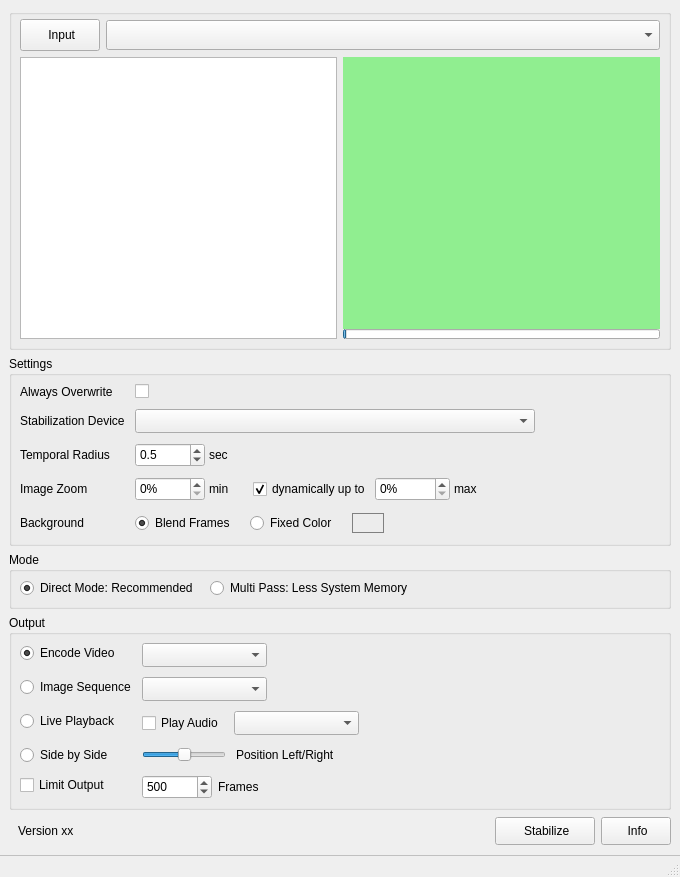
Above: cuvistaGui/cuvistaGui.ui from RainerMtb/cuvista before the change. Below: the same form after it.
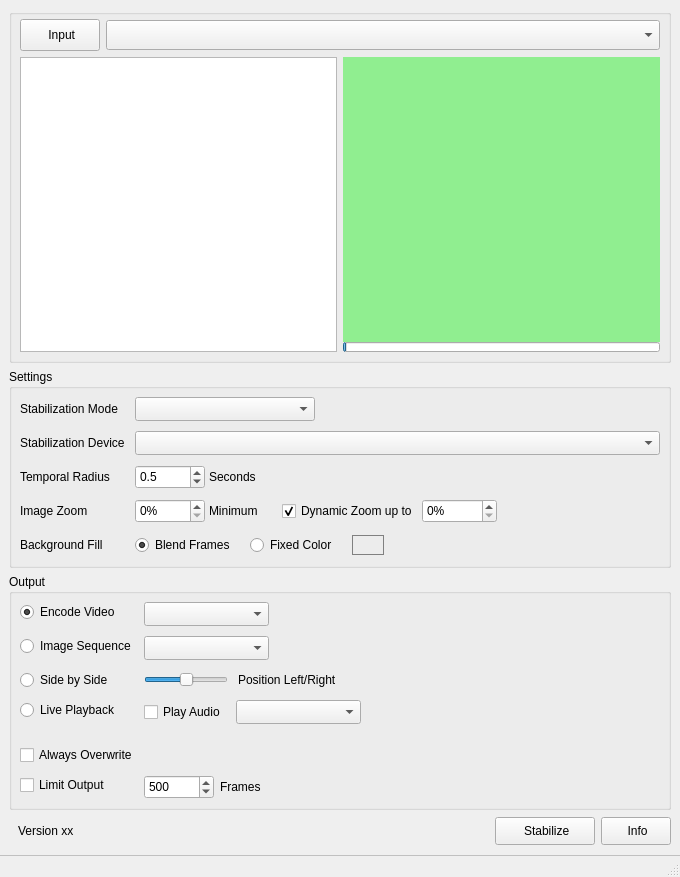
That is the form after the change. Icons and pictures are not drawn. Custom widgets are drawn as their Qt base class.

The edit to the form file:
```diff
--- a/cuvistaGui/cuvistaGui.ui
+++ b/cuvistaGui/cuvistaGui.ui
@@ -246,38 +246,6 @@
        <property name="bottomMargin">
         <number>8</number>
        </property>
-       <item row="0" column="0">
-        <widget class="QLabel" name="label_4">
-         <property name="sizePolicy">
-          <sizepolicy hsizetype="Preferred" vsizetype="Preferred">
-           <horstretch>0</horstretch>
-           <verstretch>0</verstretch>
-          </sizepolicy>
-         </property>
-         <property name="text">
-          <string>Always Overwrite</string>
-         </property>
-         <property name="alignment">
-          <set>Qt::AlignmentFlag::AlignLeading|Qt::AlignmentFlag::AlignLeft|Qt::AlignmentFlag::AlignVCenter</set>
-         </property>
-        </widget>
-       </item>
-       <item row="0" column="1">
-        <widget class="QCheckBox" name="chkOverwrite">
-         <property name="minimumSize">
-          <size>
-           <width>20</width>
-           <height>0</height>
-          </size>
-         </property>
-         <property name="toolTip">
-          <string>assume permission to overwrite output file</string>
-         </property>
-         <property name="text">
-          <string/>
-         </property>
-        </widget>
-       </item>
        <item row="1" column="0">
         <widget class="QLabel" name="label">
          <property name="sizePolicy">
@@ -301,13 +269,13 @@
          </property>
          <property name="minimumSize">
           <size>
-           <width>0</width>
+           <width>150</width>
            <height>24</height>
           </size>
          </property>
          <property name="maximumSize">
           <size>
-           <width>400</width>
+           <width>16777215</width>
            <height>16777215</height>
           </size>
          </property>
@@ -329,6 +297,133 @@
          </property>
         </widget>
        </item>
+       <item row="4" column="1">
+        <layout class="QHBoxLayout" name="layRadius">
+         <property name="spacing">
+          <number>4</number>
+         </property>
+         <item>
+          <widget class="QDoubleSpinBox" name="spinRadius">
+           <property name="minimumSize">
+            <size>
+             <width>70</width>
+             <height>24</height>
+            </size>
+           </property>
+           <property name="toolTip">
+            <string>&lt;html&gt;&lt;head/&gt;&lt;body&gt;&lt;p&gt;how much of the video before and after a frame is used to average motions&lt;/p&gt;&lt;p&gt;use higher value for smoother result&lt;/p&gt;&lt;/body&gt;&lt;/html&gt;</string>
+           </property>
+           <property name="decimals">
+            <number>1</number>
+           </property>
+           <property name="singleStep">
+            <double>0.100000000000000</double>
+           </property>
+           <property name="value">
+            <double>0.500000000000000</double>
+           </property>
+          </widget>
+         </item>
+         <item>
+          <widget class="QLabel" name="label_7">
+           <property name="text">
+            <string>Seconds</string>
+           </property>
+          </widget>
+         </item>
+        </layout>
+       </item>
+       <item row="7" column="0">
+        <widget class="QLabel" name="label_6">
+         <property name="sizePolicy">
+          <sizepolicy hsizetype="Preferred" vsizetype="Preferred">
+           <horstretch>0</horstretch>
+           <verstretch>0</verstretch>
+          </sizepolicy>
+         </property>
+         <property name="text">
+          <string>Image Zoom</string>
+         </property>
+        </widget>
+       </item>
+       <item row="7" column="1">
+        <layout class="QHBoxLayout" name="layZoom">
+         <property name="spacing">
+          <number>4</number>
+         </property>
+         <item>
+          <widget class="QSpinBox" name="spinZoomMin">
+           <property name="minimumSize">
+            <size>
+             <width>70</width>
+             <height>24</height>
+            </size>
+           </property>
+           <property name="toolTip">
+            <string>&lt;html&gt;&lt;head/&gt;&lt;body&gt;&lt;p&gt;Min zoom to be applied to stabilized video&lt;/p&gt;&lt;/body&gt;&lt;/html&gt;</string>
+           </property>
+           <property name="suffix">
+            <string>%</string>
+           </property>
+           <property name="value">
+            <number>0</number>
+           </property>
+          </widget>
+         </item>
+         <item>
+          <widget class="QLabel" name="label_2">
+           <property name="text">
+            <string>Minimum</string>
+           </property>
+          </widget>
+         </item>
+         <item>
+          <spacer name="horizontalSpacer_1">
+           <property name="orientation">
+            <enum>Qt::Orientation::Horizontal</enum>
+           </property>
+           <property name="sizeType">
+            <enum>QSizePolicy::Policy::Fixed</enum>
+           </property>
+           <property name="sizeHint" stdset="0">
+            <size>
+             <width>20</width>
+             <height>20</height>
+            </size>
+           </property>
+          </spacer>
+         </item>
+         <item>
+          <widget class="QCheckBox" name="chkDynamicZoom">
+           <property name="text">
+            <string>Dynamic Zoom up to</string>
+           </property>
+           <property name="checked">
+            <bool>true</bool>
+           </property>
+          </widget>
+         </item>
+         <item>
+          <widget class="QSpinBox" name="spinZoomMax">
+           <property name="minimumSize">
+            <size>
+             <width>75</width>
+             <height>24</height>
+            </size>
+           </property>
+           <property name="toolTip">
+            <string>&lt;html&gt;&lt;head/&gt;&lt;body&gt;&lt;p&gt;Max zoom to be applied to stabilized video&lt;/p&gt;&lt;/body&gt;&lt;/html&gt;</string>
+           </property>
+           <property name="suffix">
+            <string>%</string>
+           </property>
+           <property name="value">
+            <number>0</number>
+           </property>
+          </widget>
+         </item>
+        </layout>
+       </item>
        <item row="9" column="0">
         <widget class="QLabel" name="label_8">
          <property name="sizePolicy">
@@ -338,7 +433,7 @@
           </sizepolicy>
          </property>
          <property name="text">
-          <string>Background</string>
+          <string>Background Fill</string>
          </property>
         </widget>
        </item>
@@ -417,193 +512,22 @@
          </item>
         </layout>
        </item>
-       <item row="7" column="1">
-        <layout class="QHBoxLayout" name="layZoom">
-         <property name="spacing">
-          <number>4</number>
-         </property>
-         <item>
-          <widget class="QSpinBox" name="spinZoomMin">
-           <property name="minimumSize">
-            <size>
-             <width>70</width>
-             <height>24</height>
-            </size>
-           </property>
-           <property name="toolTip">
-            <string>&lt;html&gt;&lt;head/&gt;&lt;body&gt;&lt;p&gt;Min zoom to be applied to stabilized video&lt;/p&gt;&lt;/body&gt;&lt;/html&gt;</string>
-           </property>
-           <property name="suffix">
-            <string>%</string>
-           </property>
-           <property name="value">
-            <number>0</number>
-           </property>
-          </widget>
-         </item>
-         <item>
-          <widget class="QLabel" name="label_2">
-           <property name="text">
-            <string>min</string>
-           </property>
-          </widget>
-         </item>
-         <item>
-          <spacer name="horizontalSpacer_1">
-           <property name="orientation">
-            <enum>Qt::Orientation::Horizontal</enum>
-           </property>
-           <property name="sizeType">
-            <enum>QSizePolicy::Policy::Fixed</enum>
-           </property>
-           <property name="sizeHint" stdset="0">
-            <size>
-             <width>20</width>
-             <height>20</height>
-            </size>
-           </property>
-          </spacer>
-         </item>
-         <item>
-          <widget class="QCheckBox" name="chkDynamicZoom">
-           <property name="text">
-            <string>dynamically up to</string>
-           </property>
-           <property name="checked">
-            <bool>true</bool>
-           </property>
-          </widget>
-         </item>
-         <item>
-          <widget class="QSpinBox" name="spinZoomMax">
-           <property name="minimumSize">
-            <size>
-             <width>75</width>
-             <height>24</height>
-            </size>
-           </property>
-           <property name="toolTip">
-            <string>&lt;html&gt;&lt;head/&gt;&lt;body&gt;&lt;p&gt;Max zoom to be applied to stabilized video&lt;/p&gt;&lt;/body&gt;&lt;/html&gt;</string>
-           </property>
-           <property name="suffix">
-            <string>%</string>
-           </property>
-           <property name="value">
-            <number>0</number>
-           </property>
-          </widget>
-         </item>
-         <item>
-          <widget class="QLabel" name="label_3">
-           <property name="text">
-            <string>max</string>
-           </property>
-          </widget>
-         </item>
-        </layout>
-       </item>
-       <item row="7" column="0">
-        <widget class="QLabel" name="label_6">
-         <property name="sizePolicy">
-          <sizepolicy hsizetype="Preferred" vsizetype="Preferred">
-           <horstretch>0</horstretch>
-           <verstretch>0</verstretch>
-          </sizepolicy>
-         </property>
+       <item row="0" column="0">
+        <widget class="QLabel" name="label_3">
          <property name="text">
-          <string>Image Zoom</string>
+          <string>Stabilization Mode</string>
          </property>
         </widget>
        </item>
-       <item row="4" column="1">
-        <layout class="QHBoxLayout" name="layRadius">
-         <property name="spacing">
-          <number>4</number>
-         </property>
-         <item>
-          <widget class="QDoubleSpinBox" name="spinRadius">
-           <property name="minimumSize">
-            <size>
-             <width>70</width>
-             <height>24</height>
-            </size>
-           </property>
-           <property name="toolTip">
-            <string>&lt;html&gt;&lt;head/&gt;&lt;body&gt;&lt;p&gt;how much of the video before and after a frame is used to average motions&lt;/p&gt;&lt;p&gt;use higher value for smoother result&lt;/p&gt;&lt;/body&gt;&lt;/html&gt;</string>
-           </property>
-           <property name="decimals">
-            <number>1</number>
-           </property>
-           <property name="singleStep">
-            <double>0.100000000000000</double>
-           </property>
-           <property name="value">
-            <double>0.500000000000000</double>
-           </property>
-          </widget>
-         </item>
-         <item>
-          <widget class="QLabel" name="label_7">
-           <property name="text">
-            <string>sec</string>
-           </property>
-          </widget>
-         </item>
-        </layout>
-       </item>
-      </layout>
-     </widget>
-    </item>
-    <item>
-     <widget class="QGroupBox" name="grpMode">
-      <property name="title">
-       <string>Mode</string>
-      </property>
-      <layout class="QHBoxLayout" name="horizontalLayout_3">
-       <property name="spacing">
-        <number>12</number>
-       </property>
-       <property name="leftMargin">
-        <number>8</number>
-       </property>
-       <property name="topMargin">
-        <number>6</number>
-       </property>
-       <property name="rightMargin">
-        <number>8</number>
-       </property>
-       <property name="bottomMargin">
-        <number>8</number>
-       </property>
-       <item>
-        <widget class="QRadioButton" name="chkModeCombined">
-         <property name="text">
-          <string>Direct Mode: Recommended</string>
-         </property>
-         <property name="checked">
-          <bool>true</bool>
-         </property>
-        </widget>
-       </item>
-       <item>
-        <widget class="QRadioButton" name="chkModeConsecutive">
-         <property name="text">
-          <string>Multi Pass: Less System Memory</string>
-         </property>
-        </widget>
-       </item>
-       <item>
-        <spacer name="horizontalSpacer">
-         <property name="orientation">
-          <enum>Qt::Orientation::Horizontal</enum>
-         </property>
-         <property name="sizeHint" stdset="0">
+       <item row="0" column="1">
+        <widget class="QComboBox" name="comboMode">
+         <property name="minimumSize">
           <size>
-           <width>40</width>
-           <height>20</height>
+           <width>180</width>
+           <height>24</height>
           </size>
          </property>
-        </spacer>
+        </widget>
        </item>
       </layout>
      </widget>
@@ -740,6 +664,80 @@
         </layout>
        </item>
        <item row="6" column="0">
+        <widget class="QRadioButton" name="chkStack">
+         <property name="toolTip">
+          <string>stack input and output video horizontally for comparison</string>
+         </property>
+         <property name="text">
+          <string>Side by Side</string>
+         </property>
+         <attribute name="buttonGroup">
+          <string notr="true">buttonGroupOutput</string>
+         </attribute>
+        </widget>
+       </item>
+       <item row="6" column="1">
+        <layout class="QHBoxLayout" name="hbox2">
+         <property name="spacing">
+          <number>10</number>
+         </property>
+         <item>
+          <widget class="DoubleClickSlider" name="slideStack">
+           <property name="sizePolicy">
+            <sizepolicy hsizetype="Preferred" vsizetype="Fixed">
+             <horstretch>0</horstretch>
+             <verstretch>0</verstretch>
+            </sizepolicy>
+           </property>
+           <property name="minimumSize">
+            <size>
+             <width>80</width>
+             <height>0</height>
+            </size>
+           </property>
+           <property name="maximumSize">
+            <size>
+             <width>16777215</width>
+             <height>16777215</height>
+            </size>
+           </property>
+           <property name="toolTip">
+            <string>&lt;html&gt;&lt;head/&gt;&lt;body&gt;&lt;p&gt;indicates what section of input and output is used for stacking&lt;/p&gt;&lt;p&gt;left ... middle ... rightmost part of video&lt;/p&gt;&lt;/body&gt;&lt;/html&gt;</string>
+           </property>
+           <property name="minimum">
+            <number>-100</number>
+           </property>
+           <property name="maximum">
+            <number>100</number>
+           </property>
+           <property name="orientation">
+            <enum>Qt::Orientation::Horizontal</enum>
+           </property>
+          </widget>
+         </item>
+         <item>
+          <widget class="QLabel" name="lblStack">
+           <property name="text">
+            <string>Position Left/Right</string>
+           </property>
+          </widget>
+         </item>
+         <item>
+          <spacer name="horizontalSpacer_3">
+           <property name="orientation">
+            <enum>Qt::Orientation::Horizontal</enum>
+           </property>
+           <property name="sizeHint" stdset="0">
+            <size>
+             <width>40</width>
+             <height>20</height>
+            </size>
+           </property>
+          </spacer>
+         </item>
+        </layout>
+       </item>
+       <item row="7" column="0">
         <widget class="QRadioButton" name="chkPlayer">
          <property name="toolTip">
           <string>directly play stabilized video</string>
@@ -752,7 +750,57 @@
          </attribute>
         </widget>
        </item>
+       <item row="7" column="1">
+        <layout class="QHBoxLayout" name="horizontalLayout">
+         <property name="spacing">
+          <number>10</number>
+         </property>
+         <item>
+          <widget class="QCheckBox" name="chkPlayAudio">
+           <property name="text">
+            <string>Play Audio</string>
+           </property>
+          </widget>
+         </item>
+         <item>
+          <widget class="QComboBox" name="comboAudioTrack">
+           <property name="minimumSize">
+            <size>
+             <width>125</width>
+             <height>24</height>
+            </size>
+           </property>
+          </widget>
+         </item>
+         <item>
+          <spacer name="horizontalSpacer_5">
+           <property name="orientation">
+            <enum>Qt::Orientation::Horizontal</enum>
+           </property>
+           <property name="sizeHint" stdset="0">
+            <size>
+             <width>40</width>
+             <height>20</height>
+            </size>
+           </property>
+          </spacer>
+         </item>
+        </layout>
+       </item>
        <item row="8" column="0">
+        <spacer name="verticalSpacer">
+         <property name="orientation">
+          <enum>Qt::Orientation::Vertical</enum>
+         </property>
+         <property name="sizeHint" stdset="0">
+          <size>
+           <width>20</width>
+           <height>1</height>
+          </size>
+         </property>
+        </spacer>
+       </item>
+       <item row="10" column="0">
         <widget class="QCheckBox" name="chkFrameLimit">
          <property name="toolTip">
           <string>stop output when reaching given frame count</string>
@@ -762,7 +810,7 @@
          </property>
         </widget>
        </item>
-       <item row="8" column="1">
+       <item row="10" column="1">
         <layout class="QHBoxLayout" name="layLimit">
          <property name="spacing">
           <number>6</number>
@@ -820,117 +868,25 @@
          </item>
         </layout>
        </item>
-       <item row="6" column="1">
-        <layout class="QHBoxLayout" name="horizontalLayout">
-         <property name="spacing">
-          <number>10</number>
+       <item row="9" column="0">
+        <widget class="QCheckBox" name="chkOverwrite">
+         <property name="minimumSize">
+          <size>
+           <width>20</width>
+           <height>0</height>
+          </size>
          </property>
-         <item>
-          <widget class="QCheckBox" name="chkPlayAudio">
-           <property name="text">
-            <string>Play Audio</string>
-           </property>
-          </widget>
-         </item>
-         <item>
-          <widget class="QComboBox" name="comboAudioTrack">
-           <property name="minimumSize">
-            <size>
-             <width>125</width>
-             <height>24</height>
-            </size>
-           </property>
-          </widget>
-         </item>
-         <item>
-          <spacer name="horizontalSpacer_5">
-           <property name="orientation">
-            <enum>Qt::Orientation::Horizontal</enum>
-           </property>
-           <property name="sizeHint" stdset="0">
-            <size>
-             <width>40</width>
-             <height>20</height>
-            </size>
-           </property>
-          </spacer>
-         </item>
-        </layout>
-       </item>
-       <item row="7" column="0">
-        <widget class="QRadioButton" name="chkStack">
          <property name="toolTip">
           <string>stack input and output video horizontally for comparison</string>
          </property>
          <property name="text">
-          <string>Side by Side</string>
+          <string>Always Overwrite</string>
          </property>
          <attribute name="buttonGroup">
           <string notr="true">buttonGroupOutput</string>
          </attribute>
         </widget>
        </item>
-       <item row="7" column="1">
-        <layout class="QHBoxLayout" name="hbox2">
-         <property name="spacing">
-          <number>10</number>
-         </property>
-         <item>
-          <widget class="DoubleClickSlider" name="slideStack">
-           <property name="sizePolicy">
-            <sizepolicy hsizetype="Preferred" vsizetype="Fixed">
-             <horstretch>0</horstretch>
-             <verstretch>0</verstretch>
-            </sizepolicy>
-           </property>
-           <property name="minimumSize">
-            <size>
-             <width>80</width>
-             <height>0</height>
-            </size>
-           </property>
-           <property name="maximumSize">
-            <size>
-             <width>16777215</width>
-             <height>16777215</height>
-            </size>
-           </property>
-           <property name="toolTip">
-            <string>&lt;html&gt;&lt;head/&gt;&lt;body&gt;&lt;p&gt;indicates what section of input and output is used for stacking&lt;/p&gt;&lt;p&gt;left ... middle ... rightmost part of video&lt;/p&gt;&lt;/body&gt;&lt;/html&gt;</string>
-           </property>
-           <property name="minimum">
-            <number>-100</number>
-           </property>
-           <property name="maximum">
-            <number>100</number>
-           </property>
-           <property name="orientation">
-            <enum>Qt::Orientation::Horizontal</enum>
-           </property>
-          </widget>
-         </item>
-         <item>
-          <widget class="QLabel" name="lblStack">
-           <property name="text">
-            <string>Position Left/Right</string>
-           </property>
-          </widget>
-         </item>
-         <item>
-          <spacer name="horizontalSpacer_3">
-           <property name="orientation">
-            <enum>Qt::Orientation::Horizontal</enum>
-           </property>
-           <property name="sizeHint" stdset="0">
-            <size>
-             <width>40</width>
-             <height>20</height>
-            </size>
-           </property>
-          </spacer>
-         </item>
-        </layout>
-       </item>
       </layout>
      </widget>
     </item>
```
Left out of the diff: 16 changed lines with no effect on the pictures.
